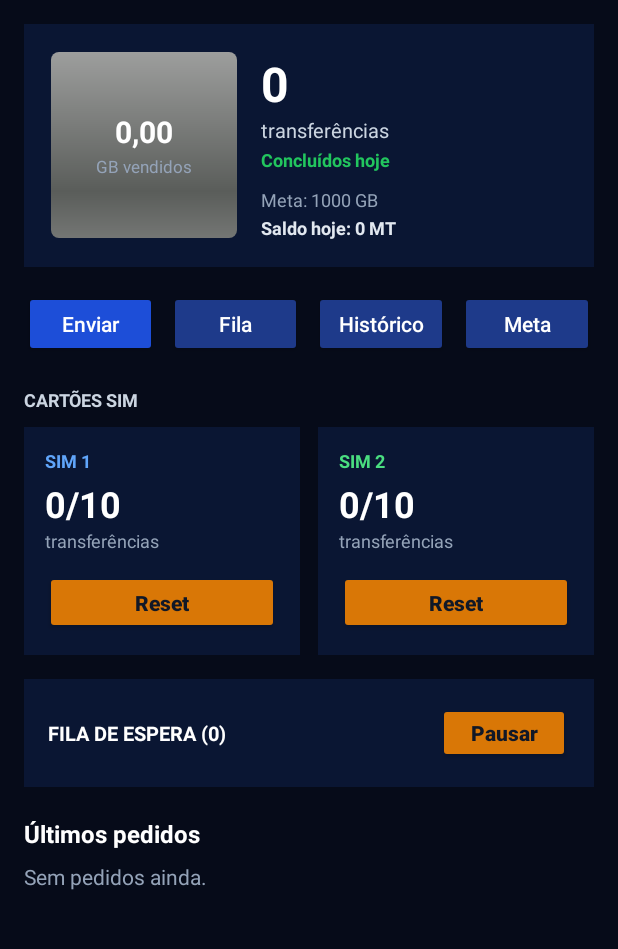
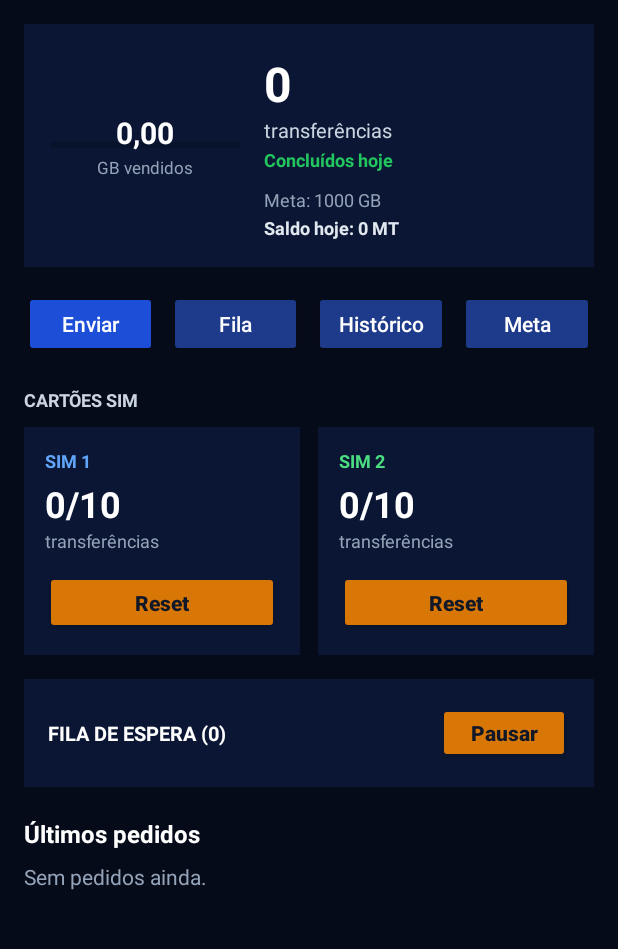
Before and after one commit to Nguiraze2004/GEMINIL, an Android app: the screen it shows after launch (MainActivity), on a phone screen of 412 x 824 dp, the part 65-1014 px from its top. Run offline under Robolectric (Android 15) with nearby library versions, the phone set to English and light mode, and no system bars.

Commit message:
Update activity_main.xml

```diff
--- a/app/src/main/res/layout/activity_main.xml
+++ b/app/src/main/res/layout/activity_main.xml
@@ -20,7 +20,7 @@
             android:textStyle="bold"
             android:layout_marginBottom="16dp" />
 
-        <!-- Quadrado Superior de Métricas (Estilo Exemplo) -->
+        <!-- Parte Superior: Anel de GB Vendidos + Detalhes à Direita -->
         <LinearLayout
             android:layout_width="match_parent"
             android:layout_height="wrap_content"
@@ -30,10 +30,9 @@
             android:padding="18dp"
             android:layout_marginBottom="16dp">
 
-            <!-- Esquerda: Anel / Progresso GB Vendidos -->
             <FrameLayout
-                android:layout_width="124dp"
-                android:layout_height="124dp"
+                android:layout_width="126dp"
+                android:layout_height="126dp"
                 android:layout_marginEnd="16dp">
 
                 <ProgressBar
@@ -43,15 +42,14 @@
                     android:layout_height="match_parent"
                     android:indeterminate="false"
                     android:max="100"
-                    android:progress="65"
-                    android:progressDrawable="@android:drawable/progress_horizontal" />
+                    android:progress="0" />
 
                 <LinearLayout
                     android:layout_width="match_parent"
                     android:layout_height="match_parent"
                     android:gravity="center"
                     android:orientation="vertical"
-                    android:padding="8dp">
+                    android:padding="10dp">
 
                     <TextView
                         android:id="@+id/tvGbVendidos"
@@ -72,7 +70,6 @@
                 </LinearLayout>
             </FrameLayout>
 
-            <!-- Direita: Transferências, Meta e Saldo Hoje -->
             <LinearLayout
                 android:layout_width="0dp"
                 android:layout_height="wrap_content"
```
